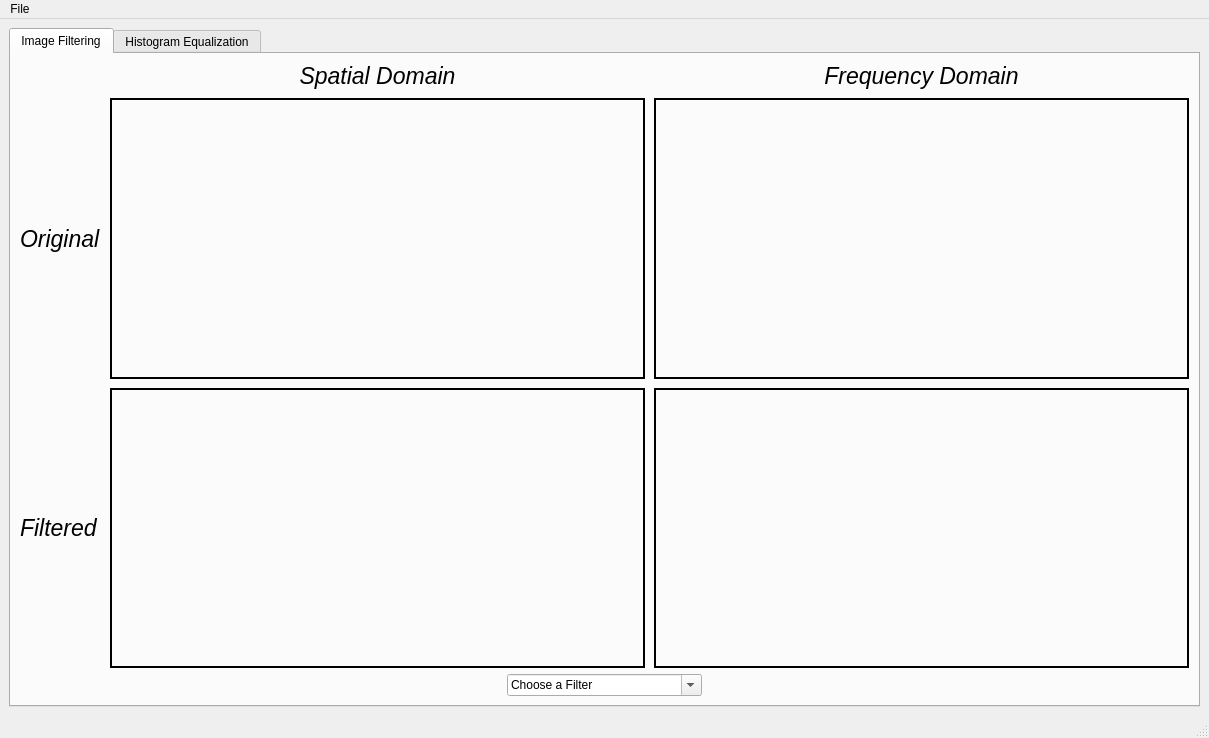
Mostafa-Medhat/Image-Filter, file img_filter_gui.ui: the form before one commit.
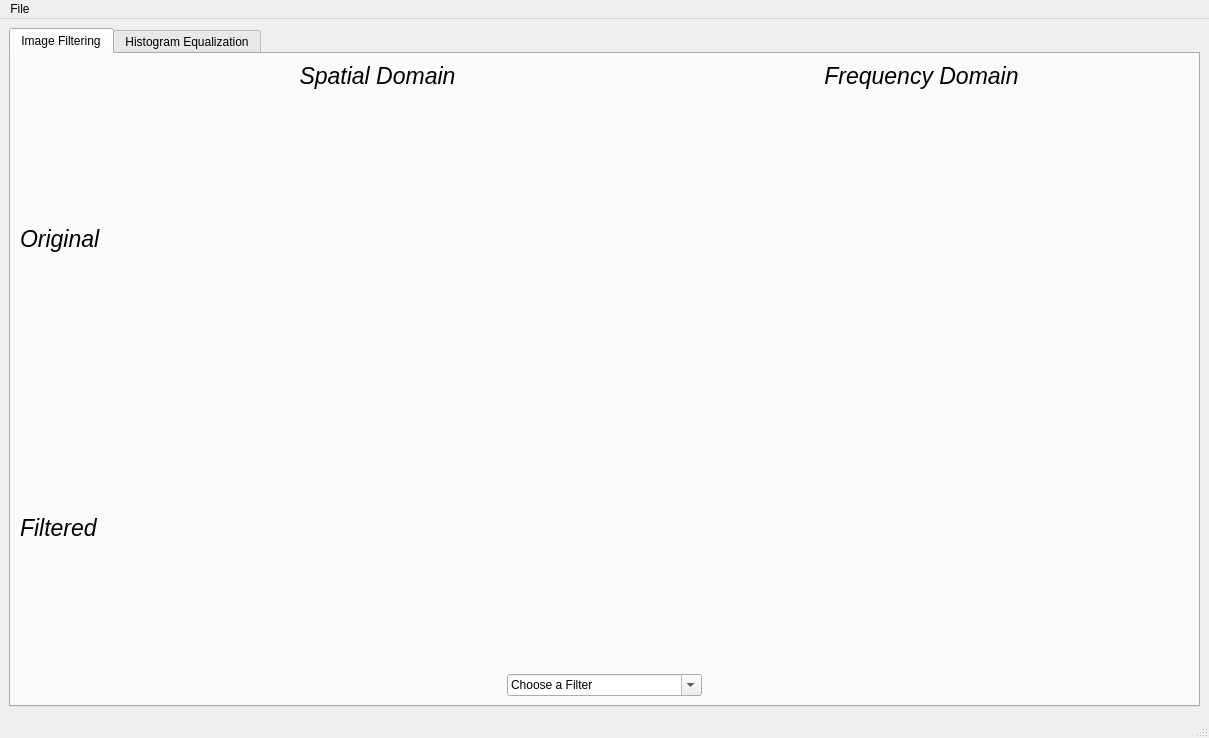
The form after the commit. Custom widgets are drawn as their Qt base class.

The edit to the form file:
```diff
--- a/img_filter_gui.ui
+++ b/img_filter_gui.ui
@@ -32,51 +32,6 @@
             <property name="spacing">
              <number>9</number>
             </property>
-            <item row="2" column="1">
-             <widget class="QLabel" name="label_Fil_Spat">
-              <property name="frameShape">
-               <enum>QFrame::WinPanel</enum>
-              </property>
-              <property name="frameShadow">
-               <enum>QFrame::Plain</enum>
-              </property>
-              <property name="lineWidth">
-               <number>37</number>
-              </property>
-              <property name="text">
-               <string/>
-              </property>
-             </widget>
-            </item>
-            <item row="2" column="2">
-             <widget class="QLabel" name="label_Fil_Freq">
-              <property name="frameShape">
-               <enum>QFrame::WinPanel</enum>
-              </property>
-              <property name="lineWidth">
-               <number>37</number>
-              </property>
-              <property name="midLineWidth">
-               <number>0</number>
-              </property>
-              <property name="text">
-               <string/>
-              </property>
-             </widget>
-            </item>
-            <item row="1" column="2">
-             <widget class="QLabel" name="label_Orig_Friq">
-              <property name="frameShape">
-               <enum>QFrame::WinPanel</enum>
-              </property>
-              <property name="lineWidth">
-               <number>34</number>
-              </property>
-              <property name="text">
-               <string/>
-              </property>
-             </widget>
-            </item>
             <item row="0" column="1">
              <widget class="QLabel" name="label_Title_Spat">
               <property name="font">
@@ -143,20 +98,16 @@
              </widget>
             </item>
             <item row="1" column="1">
-             <widget class="QLabel" name="label_Orig_Spat">
-              <property name="frameShape">
-               <enum>QFrame::WinPanel</enum>
-              </property>
-              <property name="lineWidth">
-               <number>37</number>
-              </property>
-              <property name="text">
-               <string/>
-              </property>
-              <property name="scaledContents">
-               <bool>false</bool>
-              </property>
-             </widget>
+             <widget class="QWidget" name="widget_Orig_Spat" native="true"/>
+            </item>
+            <item row="1" column="2">
+             <widget class="QWidget" name="widget_Orig_Freq" native="true"/>
+            </item>
+            <item row="2" column="1">
+             <widget class="QWidget" name="widget_Filt_Spat" native="true"/>
+            </item>
+            <item row="2" column="2">
+             <widget class="QWidget" name="widget_Filt_Freq" native="true"/>
             </item>
            </layout>
           </item>
```
Left out of the diff: 25 changed lines with no effect on the pictures.
